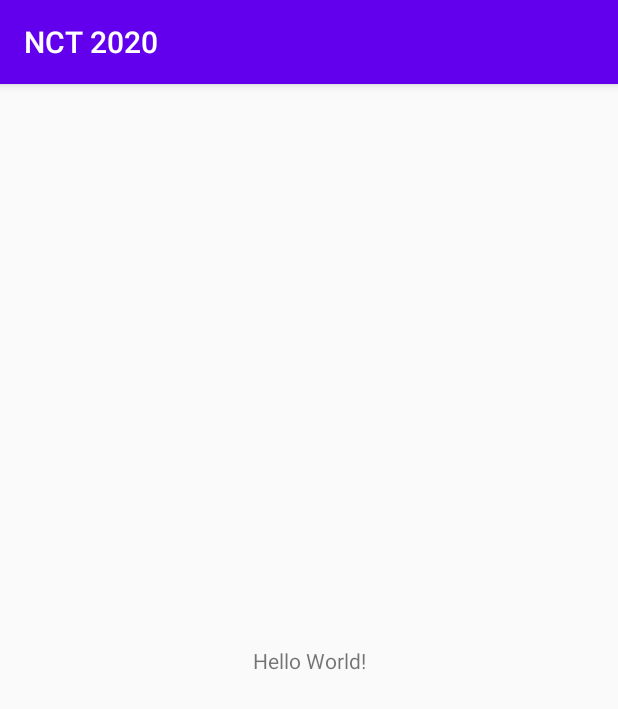
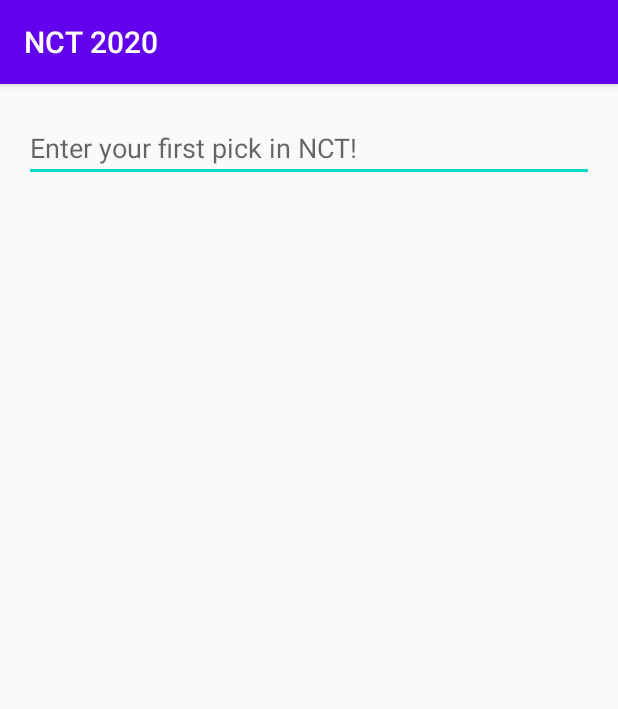
Before and after one commit to widijanto/learn-tktpl-1606834680, an Android app: the screen it shows after launch (MainActivity), on a phone screen of 412 x 824 dp. Shown: the top 709 px of the screen. Run offline under Robolectric (Android 15) with nearby library versions, the phone set to English and light mode, and no system bars.

Commit message:
Tried to add timer and text component

```diff
--- a/app/src/main/java/id/ac/ui/cs/mobileprogramming/nct2020/MainActivity.java
+++ b/app/src/main/java/id/ac/ui/cs/mobileprogramming/nct2020/MainActivity.java
@@ -1,21 +1,41 @@
 package id.ac.ui.cs.mobileprogramming.nct2020;
 
+import android.os.Bundle;
+import android.os.CountDownTimer;
+import android.view.View;
+import android.widget.Button;
+import android.widget.TextView;
+
 import androidx.appcompat.app.AppCompatActivity;
-
-import android.os.Bundle;
 
 import id.ac.ui.cs.mobileprogramming.nct2020.ui.main.MainFragment;
 
 public class MainActivity extends AppCompatActivity {
 
+    public int counter;
+    Button button;
+    TextView textView;
+
     @Override
     protected void onCreate(Bundle savedInstanceState) {
         super.onCreate(savedInstanceState);
         setContentView(R.layout.main_activity);
-        if (savedInstanceState == null) {
-            getSupportFragmentManager().beginTransaction()
-                    .replace(R.id.container, MainFragment.newInstance())
-                    .commitNow();
-        }
+        button= (Button) findViewById(R.id.button);
+        textView= (TextView) findViewById(R.id.textView);
+        button.setOnClickListener(new View.OnClickListener()
+        {
+            @Override
+            public void onClick(View v) {
+                new CountDownTimer(30000, 1000){
+                    public void onTick(long millisUntilFinished){
+                        textView.setText(String.valueOf(counter));
+                        counter++;
+                    }
+                    public  void onFinish(){
+                        textView.setText("FINISH!!");
+                    }
+                }.start();
+            }
+        });
     }
 }
--- a/app/src/main/res/layout/main_activity.xml
+++ b/app/src/main/res/layout/main_activity.xml
@@ -1,7 +1,36 @@
 <?xml version="1.0" encoding="utf-8"?>
-<FrameLayout xmlns:android="http://schemas.android.com/apk/res/android"
+<LinearLayout
+    xmlns:android="http://schemas.android.com/apk/res/android"
     xmlns:tools="http://schemas.android.com/tools"
     android:id="@+id/container"
     android:layout_width="match_parent"
     android:layout_height="match_parent"
-    tools:context=".MainActivity" />
+    tools:context=".MainActivity" >
+
+    <EditText
+        android:id="@+id/message"
+        android:layout_width="match_parent"
+        android:layout_height="wrap_content"
+        android:layout_margin="16dp"
+        android:hint="Enter your first pick in NCT!"
+        android:inputType="text"
+         />
+
+    <Button
+        android:layout_width="wrap_content"
+        android:layout_height="wrap_content"
+        android:layout_alignParentBottom="true"
+        android:layout_centerHorizontal="true"
+        android:layout_marginBottom="158dp"
+        android:id="@+id/button"
+        android:textAppearance="?android:attr/textAppearanceLarge"
+        android:textStyle="bold|italic" />
+
+    <TextView
+        android:layout_width="wrap_content"
+        android:layout_height="wrap_content"
+        android:id="@+id/textView"
+        android:textAppearance="?android:autoSizeTextType"
+        android:textSize="20sp" />
+
+</LinearLayout>
```
